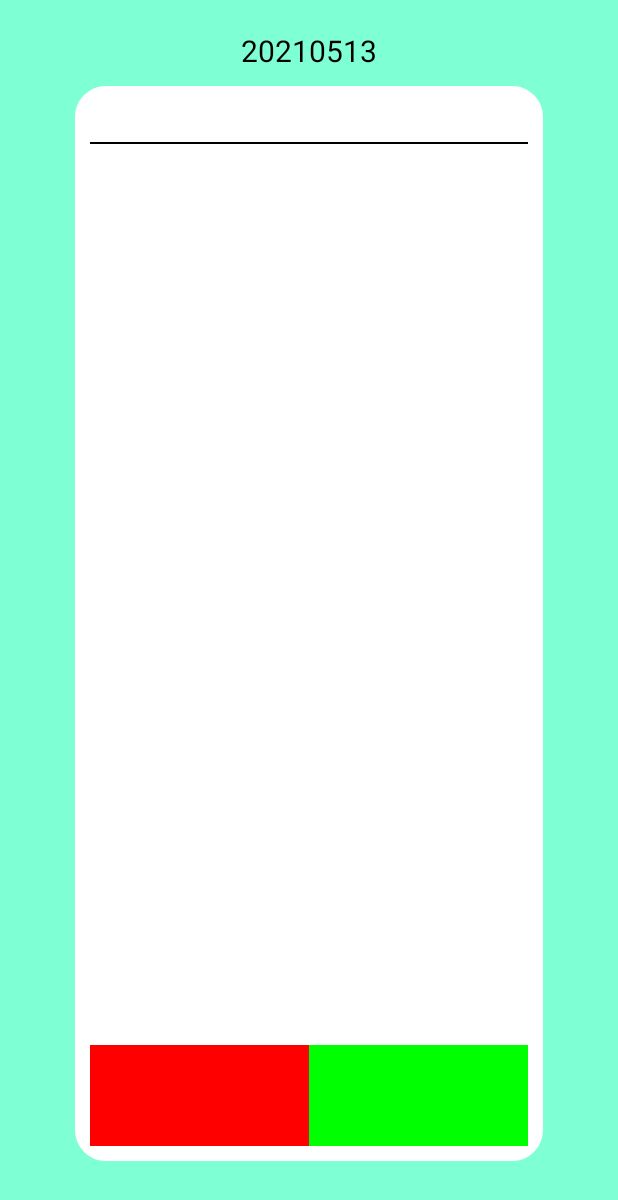
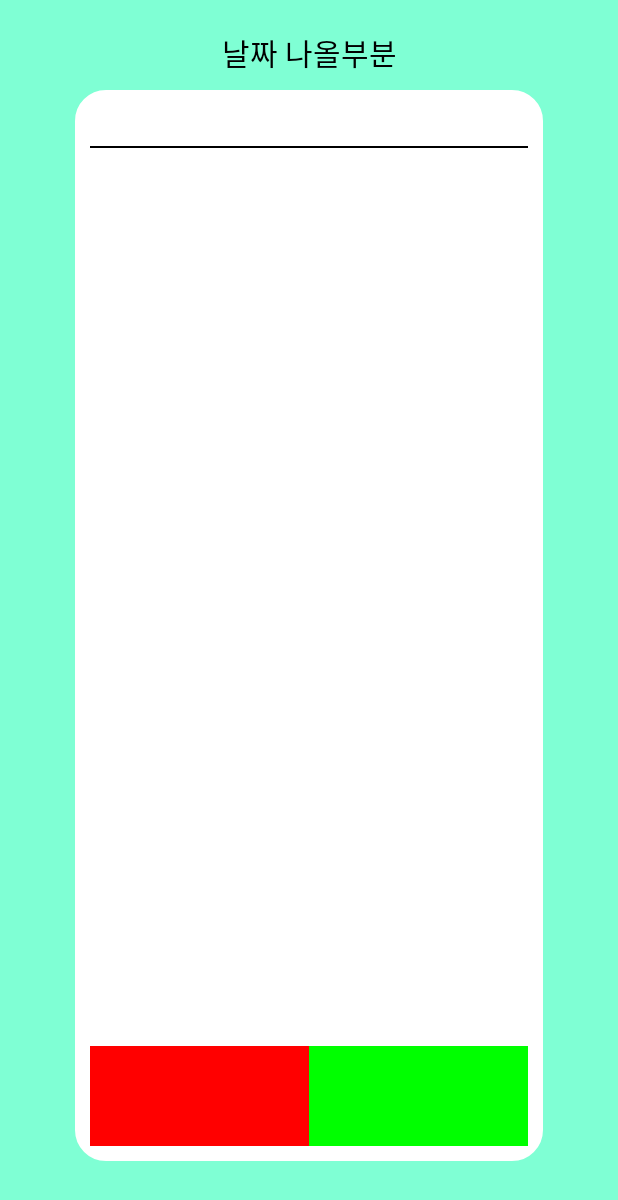
Before and after one commit to taewarm/TNote, an Android app: the layout activity_write.xml on its own in the app's theme, with its tools: preview values and no code run, on a phone screen of 412 x 824 dp. Shown: the top 1200 px of the screen. Run offline under Robolectric (Android 15) with nearby library versions, the phone set to English and light mode, and no system bars.

Commit message:
insertContents API

```diff
--- a/app/src/main/java/com/example/tnote/API/TNoteAPI.kt
+++ b/app/src/main/java/com/example/tnote/API/TNoteAPI.kt
@@ -6,7 +6,7 @@ import retrofit2.Call
 import retrofit2.http.*
 
 interface TNoteAPI {
-    @POST("content")
+    @POST("user")
     fun insertUser(
         @Body id : JsonElement
     ): Call<Void>
@@ -17,6 +17,7 @@ interface TNoteAPI {
         @Path("dlvdt") dlvdt : String
     ): Call<List<ContentData>>
 
+    @POST("content")
     fun insertContent(
         @Body id : JsonElement
     ): Call<Void>
--- a/app/src/main/java/com/example/tnote/Activity/MainActivity.kt
+++ b/app/src/main/java/com/example/tnote/Activity/MainActivity.kt
@@ -20,12 +20,14 @@ class MainActivity : AppCompatActivity(){
         Log.i("여기",userID.toString())
         btn_read.setOnClickListener {
             val intent = Intent(this, ReadActivity::class.java)
-            intent.getLongExtra("userId",0)
+//            intent.getLongExtra("userId",0)
             intent.putExtra("userId",userID)
             startActivity(intent)
         }
         btn_write.setOnClickListener {
             val intent = Intent(this, WriteActivity::class.java)
+//            intent.getLongExtra("userId",0)
+            intent.putExtra("userId",userID)
             startActivity(intent)
         }
     }
--- a/app/src/main/java/com/example/tnote/Activity/ReadActivity.kt
+++ b/app/src/main/java/com/example/tnote/Activity/ReadActivity.kt
@@ -41,6 +41,7 @@ class ReadActivity : AppCompatActivity() {
 
 
         dlvdt.setText(year+"년"+month+"월"+day+"일")
+        Log.i("여기",UserID.toString())
         APIContent(UserID,year+month+day)
     }
 
--- a/app/src/main/res/layout/activity_write.xml
+++ b/app/src/main/res/layout/activity_write.xml
@@ -17,13 +17,14 @@
             android:background="#7FFFD4"
             android:orientation="vertical">
             <TextView
+                android:id="@+id/write_txt_dlvdt"
                 android:layout_width="match_parent"
                 android:layout_height="wrap_content"
                 android:layout_marginTop="20dp"
                 android:layout_marginLeft="50dp"
                 android:layout_marginRight="50dp"
                 android:gravity="center"
-                android:text="20210513"
+                android:text="날짜 나올부분"
                 android:textColor="#000000"
                 android:textSize="20dp"/>
             <LinearLayout
@@ -41,13 +42,14 @@
                     android:layout_width="match_parent"
                     android:layout_height="wrap_content"
                     android:orientation="vertical">
+
                     <EditText
                         android:id="@+id/write_edt_title"
                         android:layout_width="match_parent"
-                        android:layout_height="wrap_content"
-                        android:textSize="20dp"
+                        android:layout_height="match_parent"
+                        android:background="@drawable/edittext_custom"
                         android:textColor="#000000"
-                        android:background="@drawable/edittext_custom"/>
+                        android:textSize="20dp" />
                     <LinearLayout
                         android:layout_width="match_parent"
                         android:layout_height="1dp"
@@ -67,8 +69,7 @@
                             android:layout_height="match_parent"
                             android:textSize="20dp"
                             android:textColor="#000000"
-                            android:background="@drawable/edittext_custom"
-                            android:text="\n\n\n\n\n\n\n\n\n\n\n\n\n\n\n\n\n\n\n\n\n\n\n\n\n\n\n"/>
+                            android:background="@drawable/edittext_custom"/>
                     </ScrollView>
                 </LinearLayout>
                 <LinearLayout
```
Also changed, not shown: app/src/main/java/com/example/tnote/Activity/WriteActivity.kt (+63 -1 lines).
